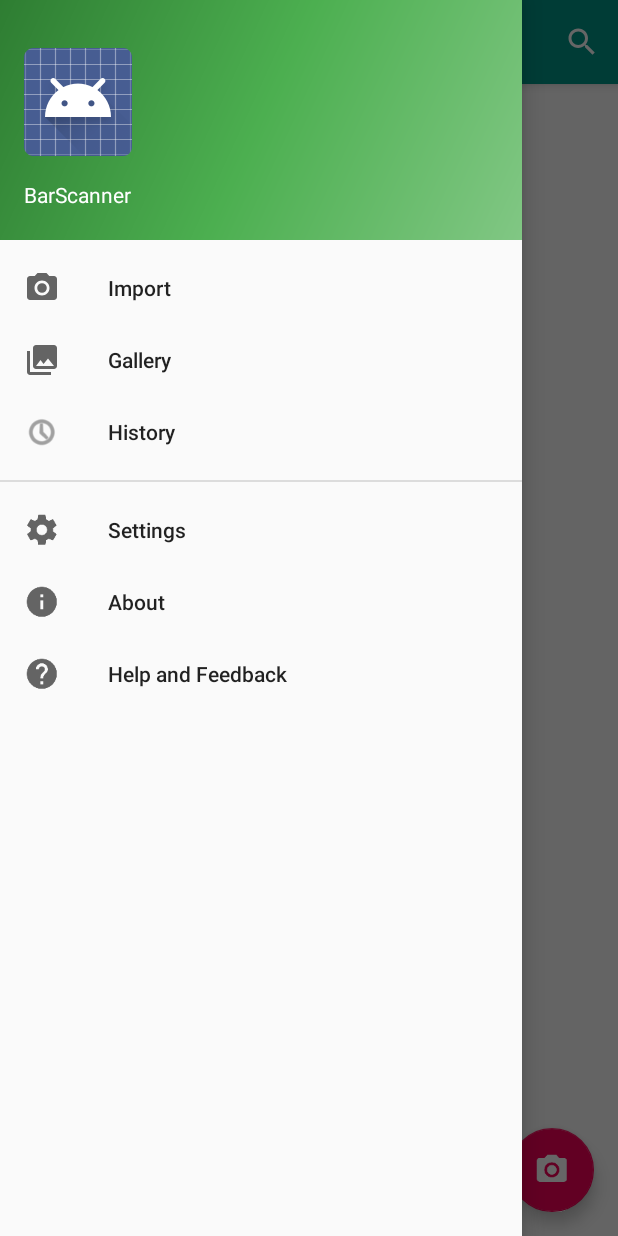
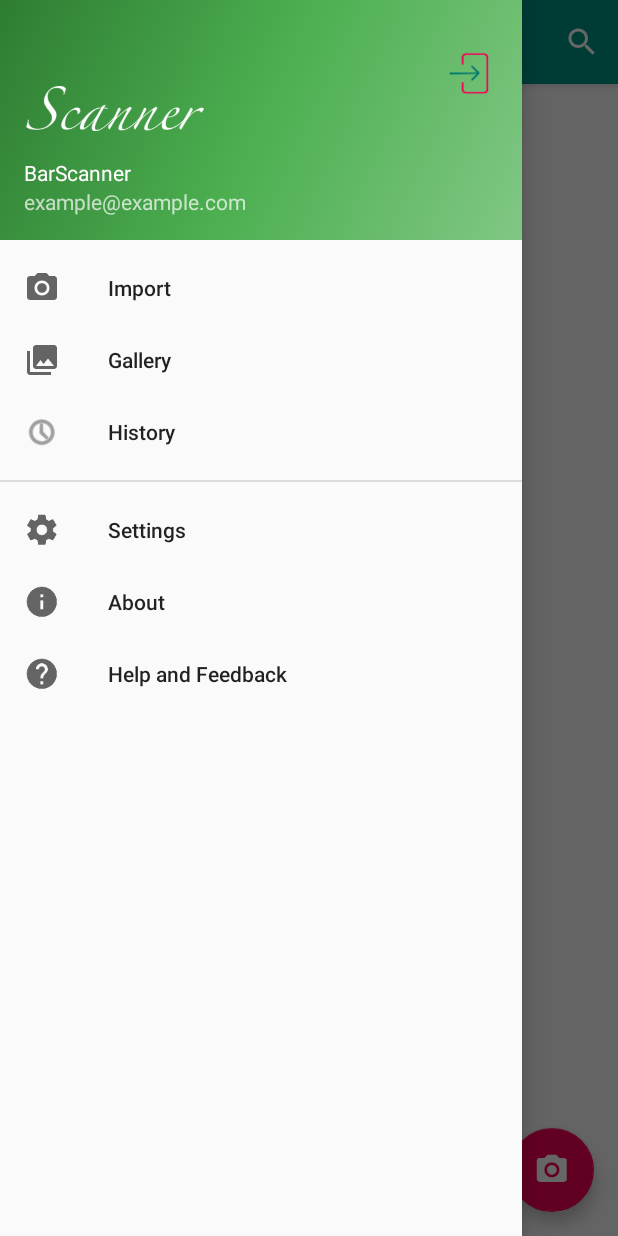
Before and after one commit to thuongleit/BarCodeScanner, an Android app: the MainActivity screen opened directly, with no data from a screen before it, with the side drawer open, on a phone screen of 412 x 824 dp. Run offline under Robolectric (Android 15) with nearby library versions, the phone set to English and light mode, and no system bars; our stand-ins replace ButterKnife; libraries missing offline, so code that uses them is left out: com.parse, org.parceler; 3 statements that could not run were skipped.

Commit message:
add login/logout phase

```diff
--- a/app/src/main/java/com/whooo/barscanner/MainActivity.java
+++ b/app/src/main/java/com/whooo/barscanner/MainActivity.java
@@ -22,16 +22,18 @@ import android.support.v7.widget.Toolbar;
 import android.view.Menu;
 import android.view.MenuItem;
 import android.view.View;
+import android.widget.ImageButton;
+import android.widget.TextView;
 
-import com.whooo.barscanner.adapter.BarViewRecyclerAdapter;
-import com.whooo.barscanner.database.SQLHelper;
-import com.whooo.barscanner.model.BarCode;
-import com.whooo.barscanner.net.GetBarCodeAsyncTask;
 import com.parse.FindCallback;
 import com.parse.ParseException;
 import com.parse.ParseObject;
 import com.parse.ParseQuery;
 import com.parse.ParseUser;
+import com.whooo.barscanner.adapter.BarViewRecyclerAdapter;
+import com.whooo.barscanner.database.SQLHelper;
+import com.whooo.barscanner.model.BarCode;
+import com.whooo.barscanner.net.GetBarCodeAsyncTask;
 
 import org.parceler.Parcels;
 
@@ -74,19 +76,33 @@ public class MainActivity extends AppCompatActivity implements NavigationView.On
     }
 
     private void tryRestoreLoginSession() {
-        ParseUser currentUser = ParseUser.getCurrentUser();
-//        MenuItem accountMenu = mNavigationView.getMenu().findItem(R.id.nav_account);
-//        if (currentUser == null) {
-//            accountMenu.setTitle("Login");
-//        } else {
-//            accountMenu.setTitle("Logout");
-//            //username textview
-//            TextView usernameView = (TextView) mNavigationView.getHeaderView(0).findViewById(R.id.nav_text_username);
-//            usernameView.setText(currentUser.getUsername());
-//
-//            TextView emailView = (TextView) mNavigationView.getHeaderView(0).findViewById(R.id.nav_text_email);
-//            emailView.setText(currentUser.getEmail());
-//        }
+        final ParseUser currentUser = ParseUser.getCurrentUser();
+        ImageButton imageLogin = (ImageButton) mNavigationView.getHeaderView(0).findViewById(R.id.image_button_login);
+        TextView textUsername = (TextView) mNavigationView.getHeaderView(0).findViewById(R.id.nav_text_username);
+        TextView textEmail = (TextView) mNavigationView.getHeaderView(0).findViewById(R.id.nav_text_email);
+        if (currentUser == null) {
+            imageLogin.setBackgroundResource(R.drawable.ic_login);
+            imageLogin.setContentDescription("Login");
+            textUsername.setText("Guest");
+            textEmail.setText("");
+        } else {
+            imageLogin.setBackgroundResource(R.drawable.ic_logout);
+            imageLogin.setContentDescription("Logout");
+            //username textview
+            textUsername.setText(currentUser.getUsername());
+            textEmail.setText(currentUser.getEmail());
+        }
+
+        imageLogin.setOnClickListener(new View.OnClickListener() {
+            @Override
+            public void onClick(View v) {
+                if (currentUser != null) {
+                    ParseUser.logOutInBackground();
+                }
+                startActivity(new Intent(MainActivity.this, LoginActivity.class));
+                MainActivity.this.finish();
+            }
+        });
     }
 
     private void setupNavigationView() {
--- a/app/src/main/res/layout/nav_header_main.xml
+++ b/app/src/main/res/layout/nav_header_main.xml
@@ -1,22 +1,26 @@
 <?xml version="1.0" encoding="utf-8"?>
-<LinearLayout xmlns:android="http://schemas.android.com/apk/res/android"
+<FrameLayout xmlns:android="http://schemas.android.com/apk/res/android"
     android:layout_width="match_parent"
     android:layout_height="@dimen/nav_header_height"
     android:background="@drawable/side_nav_bar"
-    android:gravity="bottom"
-    android:orientation="vertical"
     android:paddingBottom="@dimen/activity_vertical_margin"
     android:paddingLeft="@dimen/activity_horizontal_margin"
     android:paddingRight="@dimen/activity_horizontal_margin"
     android:paddingTop="@dimen/activity_vertical_margin"
     android:theme="@style/ThemeOverlay.AppCompat.Dark">
 
+    <LinearLayout
+        android:layout_width="match_parent"
+        android:layout_height="match_parent"
+        android:gravity="bottom"
+        android:orientation="vertical">
+
         <ImageView
             android:id="@+id/imageView"
-        android:layout_width="wrap_content"
-        android:layout_height="wrap_content"
+            android:layout_width="120dp"
+            android:layout_height="50dp"
             android:paddingTop="@dimen/nav_header_vertical_spacing"
-        android:src="@android:drawable/sym_def_app_icon" />
+            android:src="@drawable/logo" />
 
         <TextView
             android:id="@+id/nav_text_username"
@@ -33,3 +37,15 @@
             android:text="example@example.com" />
 
     </LinearLayout>
+
+    <ImageButton
+        android:id="@+id/image_button_login"
+        android:layout_width="35dp"
+        android:layout_height="35dp"
+        android:layout_gravity="end|right"
+        android:layout_marginTop="15dp"
+        android:background="@drawable/ic_login"
+        android:contentDescription="@string/login"
+        android:elevation="2dp"
+        android:padding="5dp" />
+</FrameLayout>
```
Lines whose indentation alone changed are shown as unchanged.
